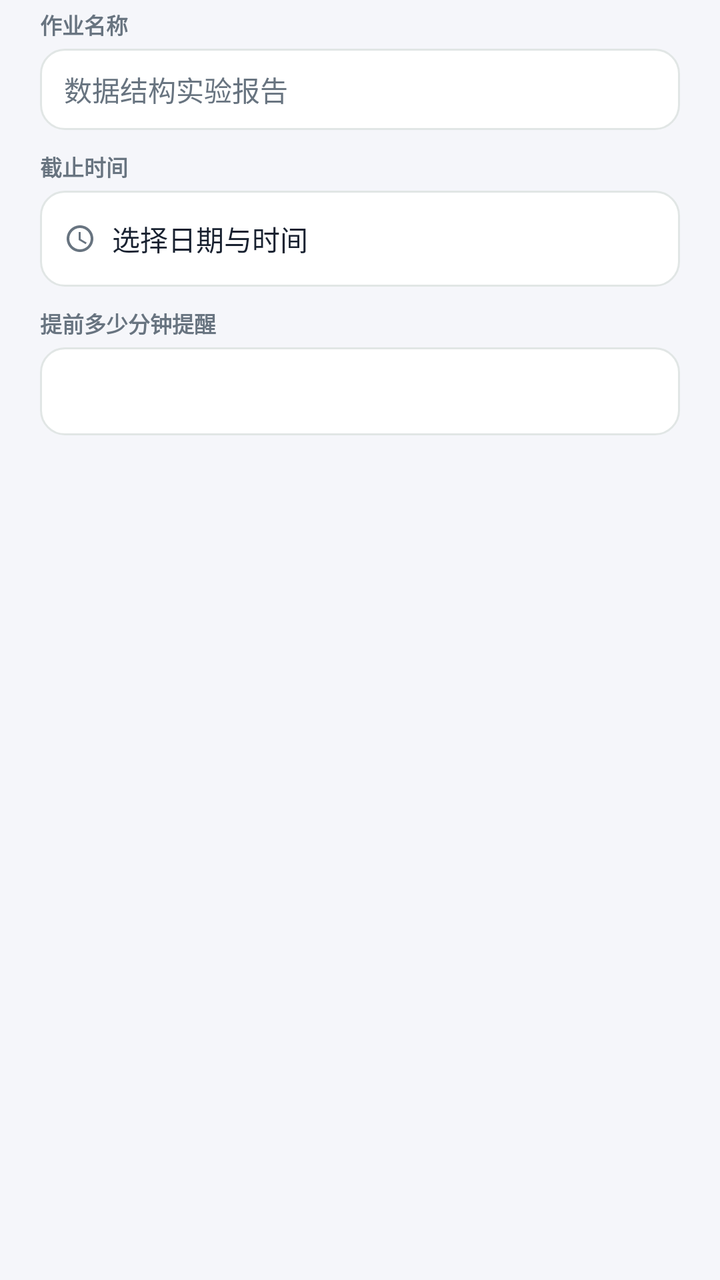
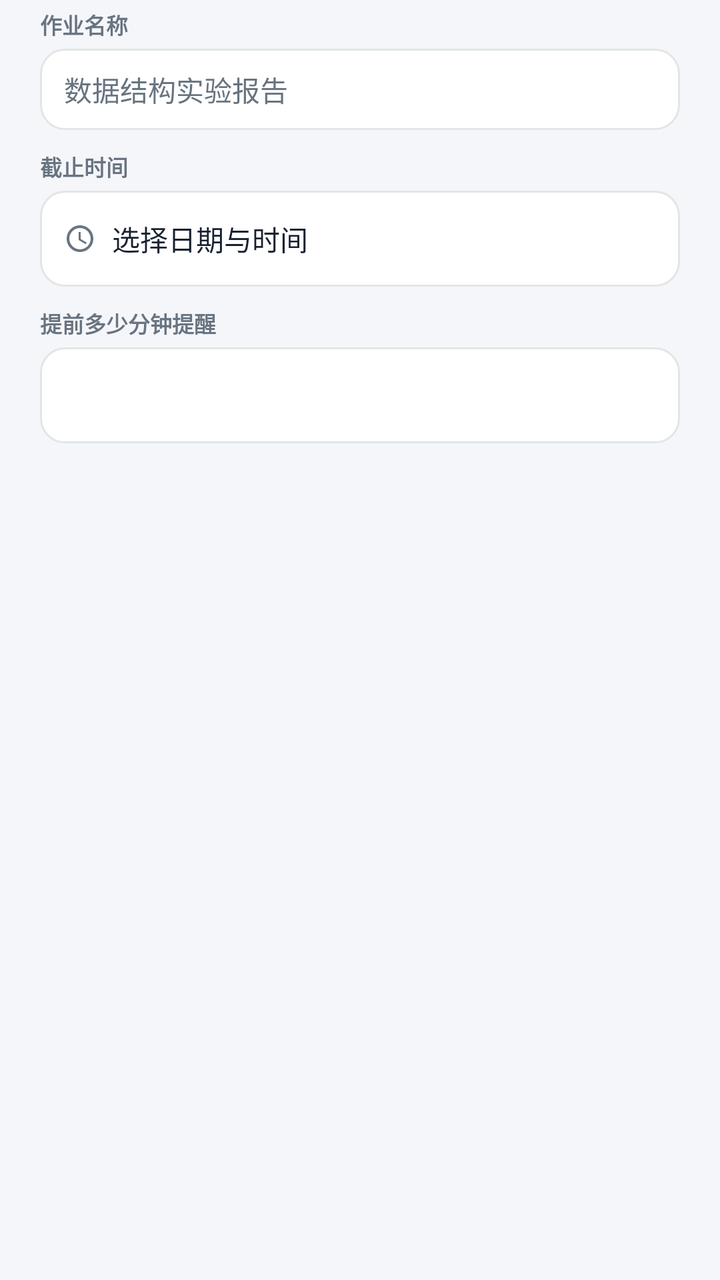

Before-and-after screenshots of an Android layout around one commit, followed by the original layout XML and the change that was made.
<!-- AndroidManifest.xml: application theme Theme.RouteWorkshop -->
<!-- res/layout/dialog_study_homework.xml -->
<?xml version="1.0" encoding="utf-8"?>
<ScrollView xmlns:android="http://schemas.android.com/apk/res/android"
    android:layout_width="match_parent"
    android:layout_height="wrap_content"
    android:fillViewport="true"
    android:scrollbars="none">
    <LinearLayout
        android:layout_width="match_parent"
        android:layout_height="wrap_content"
        android:orientation="vertical"
        android:paddingHorizontal="@dimen/space_4xl"
        android:paddingTop="@dimen/space_xs"
        android:paddingBottom="@dimen/space_xs">
        <TextView
            style="@style/Text.Unloop.Caption"
            android:layout_width="wrap_content"
            android:layout_height="wrap_content"
            android:text="@string/study_homework_name"
            android:textStyle="bold" />
        <EditText
            android:id="@+id/inputHomeworkName"
            android:layout_width="match_parent"
            android:layout_height="wrap_content"
            android:layout_marginTop="@dimen/space_xs"
            android:background="@drawable/bg_study_input"
            android:hint="@string/study_homework_name_hint"
            android:importantForAutofill="no"
            android:inputType="text"
            android:maxLines="1"
            android:paddingHorizontal="@dimen/space_xl"
            android:paddingVertical="@dimen/space_lg"
            android:textColor="@color/campus_ink"
            android:textColorHint="@color/fm_muted"
            android:textSize="@dimen/text_body" />
        <TextView
            style="@style/Text.Unloop.Caption"
            android:layout_width="wrap_content"
            android:layout_height="wrap_content"
            android:layout_marginTop="@dimen/space_lg"
            android:text="@string/study_homework_deadline"
            android:textStyle="bold" />
        <LinearLayout
            android:id="@+id/rowHomeworkDeadline"
            android:layout_width="match_parent"
            android:layout_height="@dimen/touch_min"
            android:layout_marginTop="@dimen/space_xs"
            android:background="@drawable/bg_study_input"
            android:clickable="true"
            android:focusable="true"
            android:gravity="center_vertical"
            android:orientation="horizontal"
            android:paddingHorizontal="@dimen/space_xl">
            <ImageView
                android:layout_width="16dp"
                android:layout_height="16dp"
                android:contentDescription="@null"
                android:src="@drawable/ic_study_clock" />
            <TextView
                style="@style/Text.Unloop.Body"
                android:id="@+id/textHomeworkDeadlineValue"
                android:layout_width="0dp"
                android:layout_height="wrap_content"
                android:layout_marginStart="@dimen/space_md"
                android:layout_weight="1"
                android:singleLine="true"
                android:text="@string/study_homework_deadline_pick" />
        </LinearLayout>
        <TextView
            style="@style/Text.Unloop.Caption"
            android:layout_width="wrap_content"
            android:layout_height="wrap_content"
            android:layout_marginTop="@dimen/space_lg"
            android:text="@string/study_homework_lead"
            android:textStyle="bold" />
        <EditText
            android:id="@+id/inputHomeworkLead"
            android:layout_width="match_parent"
            android:layout_height="44dp"
            android:layout_marginTop="@dimen/space_xs"
            android:background="@drawable/bg_study_input"
            android:importantForAutofill="no"
            android:inputType="number"
            android:maxLines="1"
            android:paddingHorizontal="@dimen/space_xl"
            android:textColor="@color/campus_ink"
            android:textSize="@dimen/text_body" />
        <TextView
            style="@style/Text.Unloop.Caption"
            android:id="@+id/textHomeworkRemindPreview"
            android:layout_width="match_parent"
            android:layout_height="wrap_content"
            android:layout_marginTop="@dimen/space_md" />
    </LinearLayout>
</ScrollView>
<!-- resources referenced by this layout -->
<resources>
  <color name="campus_ink">@color/fm_text</color>
  <color name="fm_muted">#687480</color>
  <dimen name="space_4xl">20dp</dimen>
  <dimen name="space_lg">10dp</dimen>
  <dimen name="space_md">8dp</dimen>
  <dimen name="space_xl">12dp</dimen>
  <dimen name="space_xs">4dp</dimen>
  <dimen name="text_body">14sp</dimen>
  <dimen name="touch_min">48dp</dimen>
  <!-- drawable bg_study_input (drawable) -->
  <?xml version="1.0" encoding="utf-8"?>
  <shape xmlns:android="http://schemas.android.com/apk/res/android"
      android:shape="rectangle">
      <solid android:color="@color/fm_surface" />
      <corners android:radius="12dp" />
      <stroke
          android:width="1dp"
          android:color="@color/campus_card_stroke" />
  </shape>
  <!-- drawable ic_study_clock (drawable) -->
  <vector xmlns:android="http://schemas.android.com/apk/res/android"
      android:width="24dp"
      android:height="24dp"
      android:viewportWidth="24"
      android:viewportHeight="24">
      <path
          android:fillColor="@color/campus_muted"
          android:pathData="M11.99,2C6.47,2 2,6.48 2,12s4.47,10 9.99,10C17.52,22 22,17.52 22,12S17.52,2 11.99,2zM12,20c-4.42,0 -8,-3.58 -8,-8s3.58,-8 8,-8 8,3.58 8,8 -3.58,8 -8,8zM12.5,7H11v6l5.25,3.15 0.75,-1.23 -4.5,-2.67z" />
  </vector>
  <string name="study_homework_deadline">截止时间</string>
  <string name="study_homework_deadline_pick">选择日期与时间</string>
  <string name="study_homework_lead">提前多少分钟提醒</string>
  <string name="study_homework_name">作业名称</string>
  <string name="study_homework_name_hint">数据结构实验报告</string>
  <style name="Text.Unloop.Body" parent="">
          <item name="android:textColor">@color/campus_ink</item>
          <item name="android:textSize">@dimen/text_body</item>
      </style>
  <style name="Text.Unloop.Caption" parent="">
          <item name="android:textColor">@color/campus_muted</item>
          <item name="android:textSize">@dimen/text_caption</item>
      </style>
  <color name="fm_text">#182130</color>
  <color name="fm_surface">#FFFFFF</color>
  <color name="campus_card_stroke">@color/fm_border</color>
  <color name="campus_muted">@color/fm_muted</color>
  <dimen name="text_caption">11sp</dimen>
  <color name="fm_brand">#147C4B</color>
  <color name="fm_on_brand">#FFFFFF</color>
  <color name="fm_surface_alt">#E5F5EB</color>
  <color name="fm_link">#147C4B</color>
  <color name="fm_background">#F5F6FA</color>
  <color name="fm_text_secondary">#66717F</color>
  <color name="fm_border">#E1E6E5</color>
  <style name="Animation.Legion.Activity" parent="@android:style/Animation.Activity">
          <item name="android:activityOpenEnterAnimation">@anim/fm_fade_in</item>
          <item name="android:activityOpenExitAnimation">@anim/fm_hold</item>
          <item name="android:activityCloseEnterAnimation">@anim/fm_fade_in</item>
          <item name="android:activityCloseExitAnimation">@anim/fm_fade_out</item>
      </style>
  <style name="Widget.Legion.FinmoriButton" parent="Widget.Material3.Button"><item name="cornerRadius">16dp</item><item name="android:minHeight">48dp</item></style>
  <!-- unchanged entries left out for length: 1 -->
</resources>

<!-- the commit's change to res/layout/dialog_study_homework.xml (unified diff, before → after) -->
@@ -75,7 +75,7 @@
         <EditText
             android:id="@+id/inputHomeworkLead"
             android:layout_width="match_parent"
-            android:layout_height="44dp"
+            android:layout_height="@dimen/touch_min"
             android:layout_marginTop="@dimen/space_xs"
             android:background="@drawable/bg_study_input"
             android:importantForAutofill="no"
